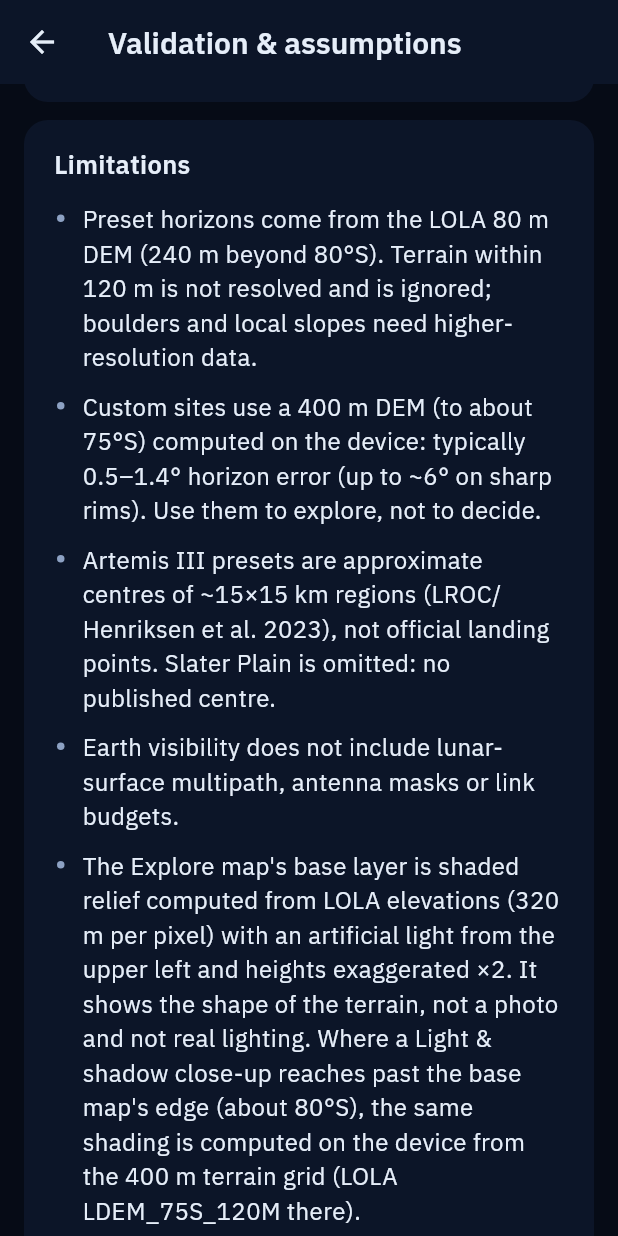
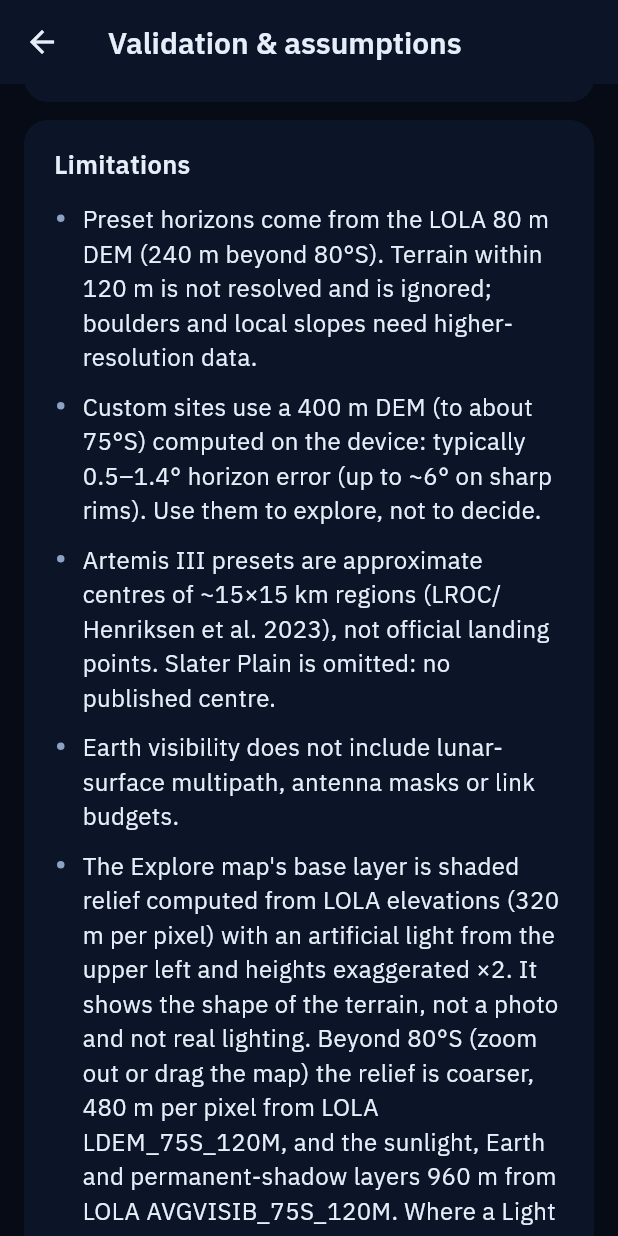
Before and after one commit to localizedprojects/CLPS-MOON-BROWSER, a Flutter app: the ValidationPage screen opened directly, scrolled down 3456 dp, on a phone screen of 412 x 824 dp. Run offline on Flutter 3.47's test engine with Material 3 defaults, Android fonts, the phone set to English and light mode, and no system bars; our stand-ins replace share_plus, shared_preferences, web, webview_flutter; missing offline and left inert: dart:js_interop, dart:ui_web, webview_flutter_android; accounts and stored records are empty; project files that could hold a hidden picture were left out.

Commit message:
WIP: layers to 75°S (checkpoint)
Co-Authored-By: Claude Opus 5.5 <noreply@anthropic.com>
Claude-Session: https://claude.ai/code/session_015neCYiKdaPfpzjxjrdyDQV

```diff
--- a/app/assets/data/map/map.json
+++ b/app/assets/data/map/map.json
@@ -76,5 +76,30 @@
   "file": "map/psr.webp",
   "pxM": 480.0,
   "source": "AVGVISIB == 0 (never sunlit over the averaging period)"
+ },
+ "outer": {
+  "halfWidthM": 456000.0,
+  "blankHalfWidthM": 300000.0,
+  "hillshade": {
+   "file": "map/hillshade_outer.webp",
+   "pxM": 480.0,
+   "source": "LOLA LDEM_75S_120M (block-mean to 480 m); lighting and tint as hillshade, zNorm from hillshade.tint zLowM / zHighM"
+  },
+  "sunvis": {
+   "file": "map/sunvis_outer.webp",
+   "pxM": 960.0,
+   "source": "LOLA AVGVISIB_75S_120M_201608 (block-mean to 960 m)"
+  },
+  "earthvis": {
+   "file": "map/earthvis_outer.webp",
+   "pxM": 960.0,
+   "source": "LOLA AVGVISIB_75S_120M_201608_EARTH (block-mean to 960 m)"
+  },
+  "psr": {
+   "file": "map/psr_outer.webp",
+   "pxM": 960.0,
+   "source": "AVGVISIB == 0 (never sunlit over the averaging period), fraction per 960 m cell"
+  },
+  "note": "The layers out to 75 S around the base map, coarser on purpose (memory): the whole +-halfWidthM square, transparent on pixels wholly inside +-blankHalfWidthM, where the layers above cover the map. Same colour, alpha and tint mappings as those layers."
  }
 }
--- a/app/lib/screens/validation_page.dart
+++ b/app/lib/screens/validation_page.dart
@@ -143,7 +143,7 @@ class ValidationPage extends StatelessWidget {
                 _Bullet('Custom sites use a 400 m DEM (to about 75°S) computed on the device: typically 0.5–1.4° horizon error (up to ~6° on sharp rims). Use them to explore, not to decide.'),
                 _Bullet('Artemis III presets are approximate centres of ~15×15 km regions (LROC/Henriksen et al. 2023), not official landing points. Slater Plain is omitted: no published centre.'),
                 _Bullet('Earth visibility does not include lunar-surface multipath, antenna masks or link budgets.'),
-                _Bullet('The Explore map\'s base layer is shaded relief computed from LOLA elevations (320 m per pixel) with an artificial light from the upper left and heights exaggerated ×2. It shows the shape of the terrain, not a photo and not real lighting. Where a Light & shadow close-up reaches past the base map\'s edge (about 80°S), the same shading is computed on the device from the 400 m terrain grid (LOLA LDEM_75S_120M there).'),
+                _Bullet('The Explore map\'s base layer is shaded relief computed from LOLA elevations (320 m per pixel) with an artificial light from the upper left and heights exaggerated ×2. It shows the shape of the terrain, not a photo and not real lighting. Beyond 80°S (zoom out or drag the map) the relief is coarser, 480 m per pixel from LOLA LDEM_75S_120M, and the sunlight, Earth and permanent-shadow layers 960 m from LOLA AVGVISIB_75S_120M. Where a Light & shadow close-up reaches past the base map\'s edge (about 80°S), the same shading is computed on the device from the 400 m terrain grid (LOLA LDEM_75S_120M there).'),
                 _Bullet('The light & shadow map is computed on the device from the 400 m (or 800 m) LOLA elevation map. Its "sunlit or not" agrees with the per-site horizon calculations 82–94% of the time (by map resolution and horizon source), so it can differ near shadow edges.'),
               ]),
               Padding(
--- a/app/lib/state/app_state.dart
+++ b/app/lib/state/app_state.dart
@@ -37,7 +37,7 @@ import '../core/site_glance.dart' show GlanceInputs, SiteGlance, buildSiteGlance
 import '../core/summary.dart';
 import '../core/timeseries.dart';
 import '../core/visibility.dart';
-import '../widgets/map_view.dart' show MapLayers;
+import '../widgets/map_view.dart' show MapLayers, MapOuter, OuterImages, customSpotEdgeText;
 import 'dem_load.dart';
 import 'light_engine.dart';
 
@@ -603,9 +603,8 @@ class AppState extends ChangeNotifier {
   bool placingCustom = false;
 
   /// Shown when a custom site lies north of [customMaxLatDeg] (or, as a second
-  /// guard, outside the 400 m terrain grid).
-  static const customSiteEdgeText = 'That spot is on or beyond the edge of the region this map shows (80° S). '
-      'Pick a point a little closer to the pole (80.01° S or further south).';
+  /// guard, outside the 400 m terrain grid): why spots stay south of 80°S.
+  static const customSiteEdgeText = customSpotEdgeText;
 
   List<Site> get allSites => [...catalog!.sites, ...customSites];
   Site get site => customSites.where((s) => s.id == selectedId).firstOrNull ?? catalog!.byId(selectedId);
@@ -1135,14 +1134,37 @@ class AppState extends ChangeNotifier {
       // the four layers are fetched and decoded together (async-2)
       final imgs = await Future.wait<ui.Image?>([_image('map/hillshade.webp'), opt('sunvis'), opt('earthvis'), opt('psr')]);
       if (_disposed) return false;
+      final outer = m['outer'] as Map?;
       mapLayers = MapLayers(imgs[0]!, imgs[1], imgs[2], imgs[3], (m['halfWidthM'] as num).toDouble(),
           demHalfWidthM: DemInfo.fromJson(m['dem'] as Map).halfWidthM,
-          relief: ReliefRecipe.fromJson(m['hillshade'] as Map?));
+          relief: ReliefRecipe.fromJson(m['hillshade'] as Map?),
+          outer: outer == null ? null : MapOuter.fromJson(outer, load: () => _loadOuter(outer)));
       return true;
     } catch (e) {
       debugPrint('map layers unavailable: $e');
       return false;
     }
+  }
+
+  /// Makes the next [n] loads of the map's ring fail (tests of its retry).
+  @visibleForTesting
+  int debugFailOuterLoads = 0;
+
+  /// The ring beyond the base map (map.json outer): its four images, decoded
+  /// together. Only called once a map shows past the base map
+  /// ([MapOuter.request]), never at start-up.
+  Future<OuterImages> _loadOuter(Map<dynamic, dynamic> m) async {
+    if (debugFailOuterLoads > 0) {
+      debugFailOuterLoads--;
+      throw StateError('test failure of the map\'s ring');
+    }
+    Future<ui.Image?> opt(String key) async {
+      final f = (m[key] as Map?)?['file'] as String?;
+      return f == null ? null : _image(f);
+    }
+
+    final imgs = await Future.wait<ui.Image?>([_image((m['hillshade'] as Map)['file'] as String), opt('sunvis'), opt('earthvis'), opt('psr')]);
+    return OuterImages(imgs[0]!, imgs[1], imgs[2], imgs[3]);
   }
 
   /// The 400 m LOLA DEM (custom-site horizons, light map), loaded on first use
```
Also changed, not shown: app/assets/data/map/earthvis_outer.webp, app/assets/data/map/psr_outer.webp (added).
